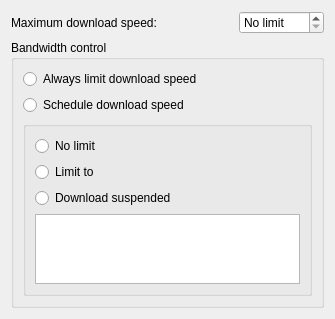
Qt form src/plugins/scheduler/preferencesscheduler.ui (KDE/kwooty) before a commit.
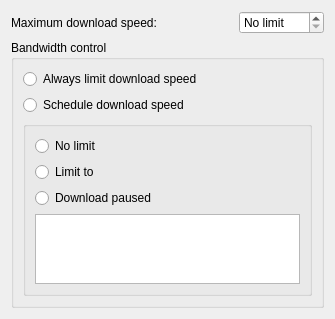
The same form after that commit.

The edit to the form file:
```diff
--- a/src/plugins/scheduler/preferencesscheduler.ui
+++ b/src/plugins/scheduler/preferencesscheduler.ui
@@ -96,7 +96,7 @@
          <item row="2" column="0">
           <widget class="QRadioButton" name="downloadDisabledRadioButton">
            <property name="text">
-            <string>Download suspended</string>
+            <string>Download paused</string>
            </property>
           </widget>
          </item>
```
